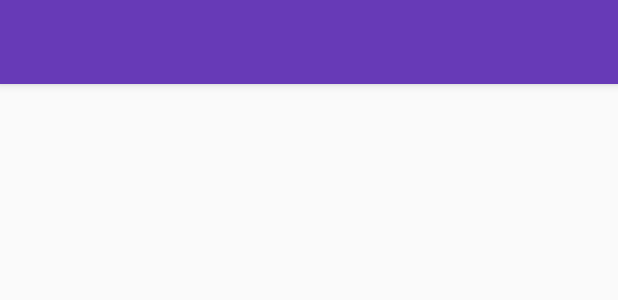
After one commit to levinzonr/CryptoInfoMVVM, an Android app: the layout activity_coin_detail.xml on its own in the app's theme, with its tools: preview values and no code run, on a phone screen of 412 x 824 dp. The commit adds this screen. Shown: the top 300 px of the screen. Run offline under Robolectric (Android 15) with nearby library versions, the light colour scheme and no system bars; network calls fail.

Commit message:
Detail activity set-up

```diff
--- a/app/src/main/AndroidManifest.xml
+++ b/app/src/main/AndroidManifest.xml
@@ -23,6 +23,10 @@
                 <category android:name="android.intent.category.LAUNCHER" />
             </intent-filter>
         </activity>
+        <activity
+            android:name=".view.currencydetail.CoinDetailActivity"
+            android:label="@string/title_activity_coin_detail"
+            android:theme="@style/AppTheme.NoActionBar"></activity>
     </application>
 
 </manifest>
--- a/app/src/main/java/cz/levinzonr/cryptostore/viewmodel/RatesViewModel.kt
+++ b/app/src/main/java/cz/levinzonr/cryptostore/viewmodel/RatesViewModel.kt
@@ -10,7 +10,6 @@ import cz.levinzonr.cryptostore.model.RatesRepository
 import io.reactivex.android.schedulers.AndroidSchedulers
 import io.reactivex.disposables.CompositeDisposable
 import io.reactivex.schedulers.Schedulers
-import org.reactivestreams.Publisher
 
 class RatesViewModel(app: Application) : AndroidViewModel(app) {
     init{
--- /dev/null
+++ b/app/src/main/res/layout/activity_coin_detail.xml
@@ -0,0 +1,26 @@
+<?xml version="1.0" encoding="utf-8"?>
+<android.support.design.widget.CoordinatorLayout xmlns:android="http://schemas.android.com/apk/res/android"
+    xmlns:app="http://schemas.android.com/apk/res-auto"
+    xmlns:tools="http://schemas.android.com/tools"
+    android:layout_width="match_parent"
+    android:layout_height="match_parent"
+    tools:context=".view.currencydetail.CoinDetailActivity">
+
+    <android.support.design.widget.AppBarLayout
+        android:layout_width="match_parent"
+        android:layout_height="wrap_content"
+        android:theme="@style/AppTheme.AppBarOverlay">
+
+        <android.support.v7.widget.Toolbar
+            android:id="@+id/toolbar"
+            android:layout_width="match_parent"
+            android:layout_height="?attr/actionBarSize"
+            android:background="?attr/colorPrimary"
+            app:popupTheme="@style/AppTheme.PopupOverlay" />
+
+    </android.support.design.widget.AppBarLayout>
+
+    <include layout="@layout/content_coin_detail" />
+
+
+</android.support.design.widget.CoordinatorLayout>
--- /dev/null
+++ b/app/src/main/res/layout/content_coin_detail.xml
@@ -0,0 +1,11 @@
+<?xml version="1.0" encoding="utf-8"?>
+<android.support.constraint.ConstraintLayout xmlns:android="http://schemas.android.com/apk/res/android"
+    xmlns:app="http://schemas.android.com/apk/res-auto"
+    xmlns:tools="http://schemas.android.com/tools"
+    android:layout_width="match_parent"
+    android:layout_height="match_parent"
+    app:layout_behavior="@string/appbar_scrolling_view_behavior"
+    tools:context=".view.currencydetail.CoinDetailActivity"
+    tools:showIn="@layout/activity_coin_detail">
+
+</android.support.constraint.ConstraintLayout>
--- a/app/src/main/res/values/strings.xml
+++ b/app/src/main/res/values/strings.xml
@@ -6,5 +6,6 @@
     <string name="hello_blank_fragment">Hello blank fragment</string>
     <string name="global_percentage" translatable="false">%1$.2f%%</string>
     <string name="global_currency_usd" translatable="false">$%1$.2f</string>
+    <string name="title_activity_coin_detail">CoinDetailActivity</string>
 
 </resources>
```
Also changed, not shown: app/src/main/java/cz/levinzonr/cryptostore/view/MainActivity.kt (+7 -1 lines), app/src/main/java/cz/levinzonr/cryptostore/view/currencydetail/CoinDetailActivity.kt (added, +32 -0 lines), app/src/main/java/cz/levinzonr/cryptostore/view/currencydetail/CoinDetailFragment.kt (added, +21 -0 lines), app/src/main/java/cz/levinzonr/cryptostore/view/currencylist/CurrencyItemsAdapter.kt (+11 -1 lines), app/src/main/java/cz/levinzonr/cryptostore/view/currencylist/ExchangeRatesFragment.kt (+20 -2 lines), app/src/main/java/cz/levinzonr/cryptostore/viewmodel/DetailViewModel.kt (added, +33 -0 lines), app/src/main/res/layout/fragment_coin_detail.xml (added, +14 -0 lines).
